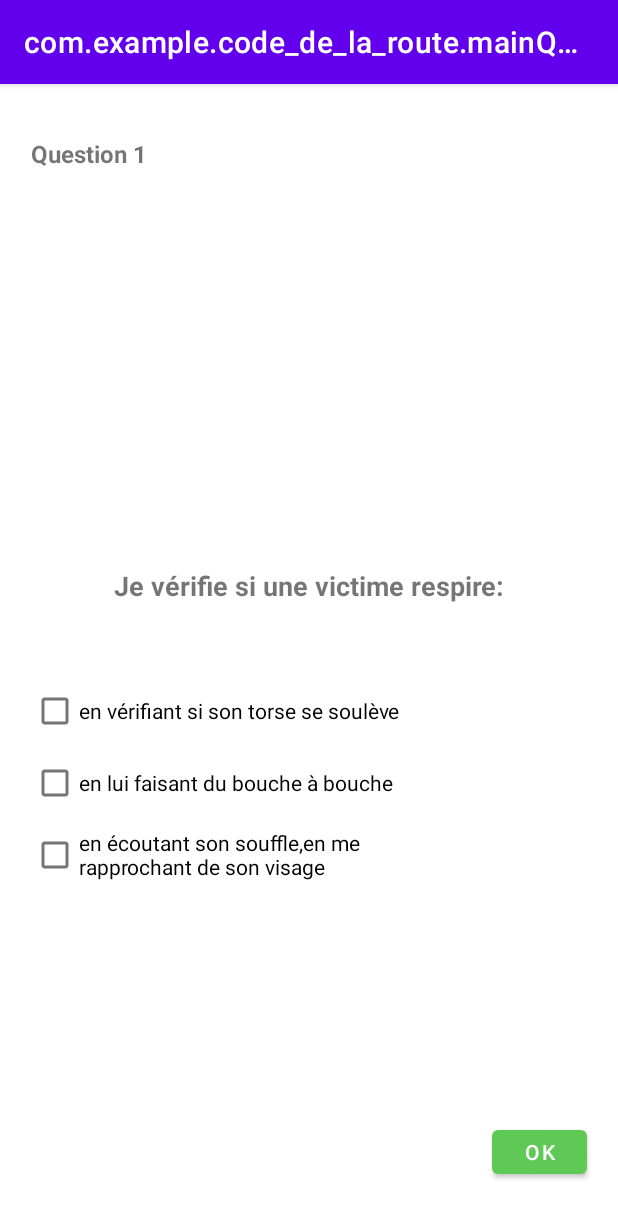
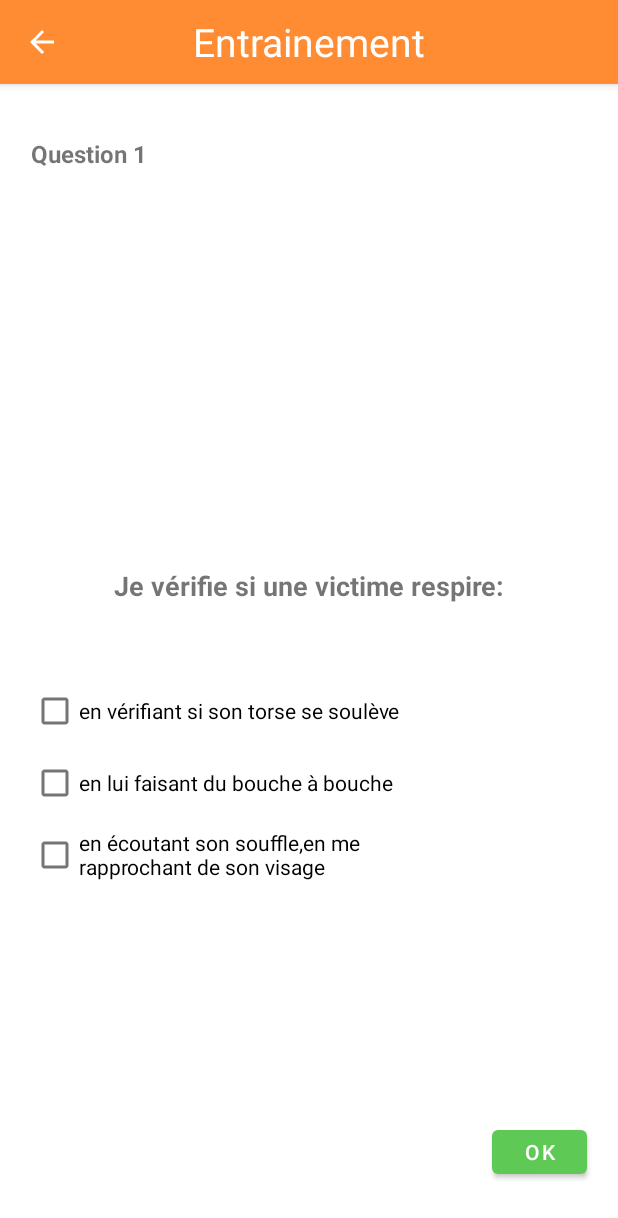
Before and after one commit to Sharan1E/Code_De_La_Route, an Android app: the Theme_Choice_Activity screen opened directly, with no data from a screen before it, after a tap on "Thème n°1:", on a phone screen of 412 x 824 dp. Shown: the top 1218 px of the screen. Run offline under Robolectric (Android 15) with nearby library versions, the phone set to English and light mode, and no system bars.

Commit message:
ajout des actionbar -Sharan

```diff
--- a/app/src/main/java/com/example/code_de_la_route/CustomListAdapter.java
+++ b/app/src/main/java/com/example/code_de_la_route/CustomListAdapter.java
@@ -1,7 +1,7 @@
 package com.example.code_de_la_route;
 
+import android.annotation.SuppressLint;
 import android.content.Context;
-import android.util.Log;
 import android.view.LayoutInflater;
 import android.view.View;
 import android.view.ViewGroup;
@@ -38,6 +38,7 @@ public class CustomListAdapter  extends BaseAdapter {
         return position;
     }
 
+    @SuppressLint("InflateParams")
     public View getView(int position, View convertView, ViewGroup parent) {
         ViewHolder holder;
         if (convertView == null) {
@@ -65,10 +66,7 @@ public class CustomListAdapter  extends BaseAdapter {
     // Find Image ID corresponding to the name of the image (in the directory mipmap).
     public int getDrawableResIdByName(String resName)  {
         String pkgName = context.getPackageName();
-        // Return 0 if not found.
-        int resID = context.getResources().getIdentifier(resName , "drawable", pkgName);
-        Log.i("CustomListView", "Res Name: "+ resName+"==> Res ID = "+ resID);
-        return resID;
+        return context.getResources().getIdentifier(resName , "drawable", pkgName);
     }
 
     static class ViewHolder {
--- a/app/src/main/java/com/example/code_de_la_route/Theme_Choice_Activity.java
+++ b/app/src/main/java/com/example/code_de_la_route/Theme_Choice_Activity.java
@@ -45,10 +45,10 @@ public class Theme_Choice_Activity extends AppCompatActivity {
             {
                 Intent intent = new Intent(Theme_Choice_Activity.this, mainQuestionnaireActivity
                         .class);
+                intent.putExtra("FROM_ACTIVITY","Entrainement");
                 setThemeChoisi(element.getThemeNumber());
                 startActivity(intent);
             }
-            Toast.makeText(Theme_Choice_Activity.this, "Selected :" + " " + element, Toast.LENGTH_LONG).show();
         });
     }
 
--- a/app/src/main/java/com/example/code_de_la_route/mainQuestionnaireActivity.java
+++ b/app/src/main/java/com/example/code_de_la_route/mainQuestionnaireActivity.java
@@ -1,11 +1,12 @@
 package com.example.code_de_la_route;
 
+import androidx.appcompat.app.ActionBar;
 import androidx.appcompat.app.AppCompatActivity;
 
+import android.graphics.drawable.ColorDrawable;
 import android.os.Bundle;
 
 import android.content.Intent;
-import android.util.Log;
 import android.view.MenuItem;
 import android.view.View;
 import android.widget.Button;
@@ -16,6 +17,7 @@ import android.widget.TextView;
 import java.util.ArrayList;
 import java.util.Arrays;
 import java.util.List;
+import java.util.Objects;
 
 
 public class mainQuestionnaireActivity extends AppCompatActivity {
@@ -25,8 +27,57 @@ public class mainQuestionnaireActivity extends AppCompatActivity {
     final String numberofcorrectanswer = "nombredebonnereponse";
     final String numberofanswer = "nombredereponse";
     String themechoisi = "theme";
+    String getpreviousActivity = "ancienne activite";
     int questionactuelle = 0;
     List<Question_element> quizz_theme;
+
+    @Override
+    protected void onCreate(Bundle savedInstanceState) {
+
+        super.onCreate(savedInstanceState);
+
+        Intent intent = getIntent();
+        String previousActivity= intent.getStringExtra("FROM_ACTIVITY");
+        getpreviousActivity = previousActivity;
+        Objects.requireNonNull(getSupportActionBar()).setBackgroundDrawable(new ColorDrawable(getResources(). getColor(R.color.orange)));
+
+        if (previousActivity.equals("Entrainement"))
+        {
+            getSupportActionBar().setDisplayOptions(ActionBar.DISPLAY_SHOW_CUSTOM);
+            getSupportActionBar().setCustomView(R.layout.actionbar_theme_choice_activity_quizz);
+            getSupportActionBar().setDisplayHomeAsUpEnabled(true);
+        }
+
+        else if (previousActivity.equals("Examen Blanc"))
+        {
+            getSupportActionBar().setDisplayOptions(ActionBar.DISPLAY_SHOW_CUSTOM);
+            getSupportActionBar().setCustomView(R.layout.actionbar_theme_choice_activity_exam);
+            getSupportActionBar().setDisplayHomeAsUpEnabled(true);
+        }
+
+        setContentView(R.layout.activity_monquestionnaire);
+
+
+        quizz_theme = new ArrayList<>();
+        themechoisi = Theme_Choice_Activity.getThemeChoisi();
+
+       // if(themechoisi.equals("Thème n°1:"))
+        //{
+            Question_element question1_theme1 = new Question_element("Question 1", "Je vérifie si une victime respire:", "en vérifiant si son torse se soulève",true,"en lui faisant du bouche à bouche",false,"en écoutant son souffle,en me rapprochant de son visage",true);
+            Question_element question2_theme1 = new Question_element("Question 2","A chaque nouveau départ je vérifie:", "qu'il n'y a pas de trace d'huile sous le véhicule",true,"le réglage des suspensions",false,"la propreté des plaques et des feux", true,"qu'aucun pneu n'est dégonflé",true);
+            Question_element question3_theme1 = new Question_element("Question 3","Cet usager: -est un véhicule d'intérêt général prioritaire","oui",false,"non",true,"- bénéficie de facilités de passages","oui",true,"non",false);
+            Question_element question4_theme1=  new Question_element("Question 4","L'intervalle de sécurité après le véhicule qui nous précède est:","suffisant",true,"faible",false);
+
+            quizz_theme.add(question1_theme1);
+            quizz_theme.add(question2_theme1);
+            quizz_theme.add(question3_theme1);
+            quizz_theme.add(question4_theme1);
+
+        //}
+
+        DisplayQuestion();
+
+    }
 
     public void ShuffleAnswer(CheckBox[] checkBoxes)
     {
@@ -58,7 +109,6 @@ public class mainQuestionnaireActivity extends AppCompatActivity {
 
 
             GroupQuestion.clearCheck();
-           // checkBoxes = new CheckBox[]{reponse1, reponse2,reponse3,reponse4};
 
             questionTitle1.setText(quizz_theme.get(questionactuelle).getQuestionTitle1());
             questionNumber.setText(quizz_theme.get(questionactuelle).getQuestionNumber());
@@ -67,29 +117,15 @@ public class mainQuestionnaireActivity extends AppCompatActivity {
 
 
             if(quizz_theme.get(questionactuelle).getAnswer3() != null)
-            {
-                reponse3.setVisibility(View.VISIBLE);
+            {reponse3.setVisibility(View.VISIBLE);
                 reponse3.setText(quizz_theme.get(questionactuelle).getAnswer3());
-                    if(quizz_theme.get(questionactuelle).getAnswer4() == null)
-                         {
-                            // checkBoxes = new CheckBox[]{reponse1, reponse2,reponse3};
-                         }
-            }
-            else{
-                reponse3.setVisibility(View.GONE);
-               // checkBoxes = new CheckBox[]{reponse1, reponse2,reponse5,reponse6};
-                }
+            } else{ reponse3.setVisibility(View.GONE); }
 
 
             if(quizz_theme.get(questionactuelle).getAnswer4() != null)
-            {
-                reponse4.setVisibility(View.VISIBLE);
-                 reponse4.setText(quizz_theme.get(questionactuelle).getAnswer4());
-            }
-            else {
-                reponse4.setVisibility(View.GONE);
-               // checkBoxes = new CheckBox[]{reponse1, reponse2,reponse5,reponse6};
-                }
+            { reponse4.setVisibility(View.VISIBLE);
+                 reponse4.setText(quizz_theme.get(questionactuelle).getAnswer4()); }
+            else { reponse4.setVisibility(View.GONE);}
 
 
             if(quizz_theme.get(questionactuelle).getQuestionTitle2() != null)
@@ -107,7 +143,6 @@ public class mainQuestionnaireActivity extends AppCompatActivity {
             reponse6.setText(quizz_theme.get(questionactuelle).getAnswer6());}
             else{reponse6.setVisibility(View.GONE);}
 
-           // ShuffleAnswer(checkBoxes);
 
         final boolean[] uservalue1 = {false};
         final boolean[] uservalue2 = {false};
@@ -138,14 +173,9 @@ public class mainQuestionnaireActivity extends AppCompatActivity {
             boolean[] uservalues = {uservalue1[0], uservalue2[0], uservalue3[0], uservalue4[0],
                     uservalue5[0], uservalue6[0]};
 
-            Log.d("oooooooooo", Arrays.toString(answervalues));
-            Log.d("oooooooooo", Arrays.toString(uservalues));
-
             if(Arrays.equals(uservalues, answervalues))
             {
                 GoodAnswer++;
-                Log.d("oooooooooo",String.valueOf(GoodAnswer));
-
             }
 
             questionactuelle++;
@@ -160,16 +190,12 @@ public class mainQuestionnaireActivity extends AppCompatActivity {
                         checkBox.setSelected(false);
                     }
                 }
-                Log.d("OKKKKKKKKKKKKKKKK","IFFFFFFFFFFFFF");
             }
             else
                 {
-                    Log.d("OKKKKKKKKKKKKKKKK","ELSEEEEEEEEEE");
                     Intent intent = new Intent(mainQuestionnaireActivity.this, reponse1Activity.class);
                     intent.putExtra(numberofcorrectanswer, String.valueOf(GoodAnswer));
                     intent.putExtra(numberofanswer,String.valueOf(quizz_theme.size()));
-                    Log.d("okokokoko",String.valueOf(GoodAnswer));
-                    Log.d("fdfdfdfdf",String.valueOf(quizz_theme.size()));
                     startActivity(intent);
                 }
 
@@ -179,36 +205,16 @@ public class mainQuestionnaireActivity extends AppCompatActivity {
     }
 
     @Override
-    protected void onCreate(Bundle savedInstanceState) {
-
-        super.onCreate(savedInstanceState);
-        setContentView(R.layout.activity_monquestionnaire);
-
-
-        quizz_theme = new ArrayList<>();
-        themechoisi = Theme_Choice_Activity.getThemeChoisi();
-
-        if(themechoisi.equals("Thème n°1:"))
-        {
-        Question_element question1_theme1 = new Question_element("Question 1", "Je vérifie si une victime respire:", "en vérifiant si son torse se soulève",true,"en lui faisant du bouche à bouche",false,"en écoutant son souffle,en me rapprochant de son visage",true);
-        Question_element question2_theme1 = new Question_element("Question 2","A chaque nouveau départ je vérifie:", "qu'il n'y a pas de trace d'huile sous le véhicule",true,"le réglage des suspensions",false,"la propreté des plaques et des feux", true,"qu'aucun pneu n'est dégonflé",true);
-        Question_element question3_theme1 = new Question_element("Question 3","Cet usager: -est un véhicule d'intérêt général prioritaire","oui",false,"non",true,"- bénéficie de facilités de passages","oui",true,"non",false);
-        Question_element question4_theme1=  new Question_element("Question 4","L'intervalle de sécurité après le véhicule qui nous précède est:","suffisant",true,"faible",false);
-
-        quizz_theme.add(question1_theme1);
-        quizz_theme.add(question2_theme1);
-        quizz_theme.add(question3_theme1);
-        quizz_theme.add(question4_theme1);
-        }
-
-        DisplayQuestion();
-
-    }
-
-    @Override
     public boolean onOptionsItemSelected(MenuItem item){
         if (item.getItemId() == android.R.id.home) {
-            Intent intent = new Intent(mainQuestionnaireActivity.this, MainActivity.class);
+            Intent intent = new Intent();
+            if (getpreviousActivity.equals("Examen Blanc"))
+            {
+                 intent = new Intent(mainQuestionnaireActivity.this, MainActivity.class);
+            }
+            else
+                { intent = new Intent(mainQuestionnaireActivity.this, Theme_Choice_Activity.class);
+            }
             intent.addFlags(Intent.FLAG_ACTIVITY_CLEAR_TOP);
             startActivity(intent);
             return true;
--- /dev/null
+++ b/app/src/main/res/layout/actionbar_theme_choice_activity_quizz.xml
@@ -0,0 +1,16 @@
+<?xml version="1.0" encoding="utf-8"?>
+<LinearLayout xmlns:android="http://schemas.android.com/apk/res/android"
+    android:layout_width="wrap_content"
+    android:layout_height="wrap_content"
+    android:orientation="vertical"
+    android:layout_gravity="center">
+
+    <androidx.appcompat.widget.AppCompatTextView
+        android:layout_width="wrap_content"
+        android:layout_height="wrap_content"
+        android:text="@string/first_page_traning_button"
+        android:gravity="center"
+        android:textSize="26sp"
+        android:textColor="#FFF"/>
+
+</LinearLayout>
--- a/app/src/main/res/values/strings.xml
+++ b/app/src/main/res/values/strings.xml
@@ -27,9 +27,9 @@
     <string name="reponse2">ReponseQuestion 2</string>
     <string name="reponse3">ReponseQuestion 3</string>
     <string name="reponse4">ReponseQuestion 4</string>
-    <string name="QuestionTitle">Bla bla bla?</string>
+    <string name="QuestionTitle">Bla?</string>
     <string name="QuestionNumber">Numero question</string>
-    <string name="NextButton">Ok</string>
-
+    <string name="NextButton">OK</string>
+    <string name="score">Score</string>*
 
 </resources>
```
Also changed, not shown: app/src/main/java/com/example/code_de_la_route/MainActivity.java (+10 -0 lines), app/src/main/java/com/example/code_de_la_route/reponse1Activity.java (+22 -0 lines), app/src/main/res/layout/actionbar_theme_choice_activity_exam.xml (added, +16 -0 lines), app/src/main/res/layout/actionbar_theme_choice_activity_score.xml (added, +16 -0 lines).
